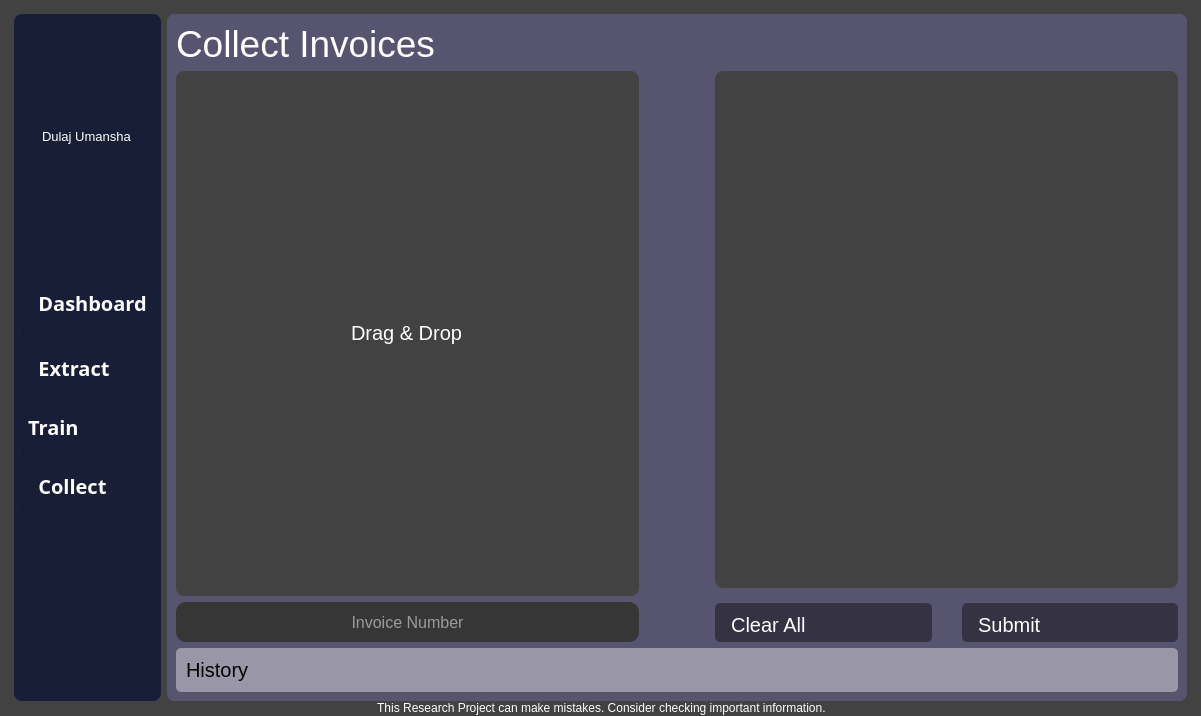
DulajUmansha/Invoice-Number-Mining, file __interface__/mainwindow.ui: the form before one commit.
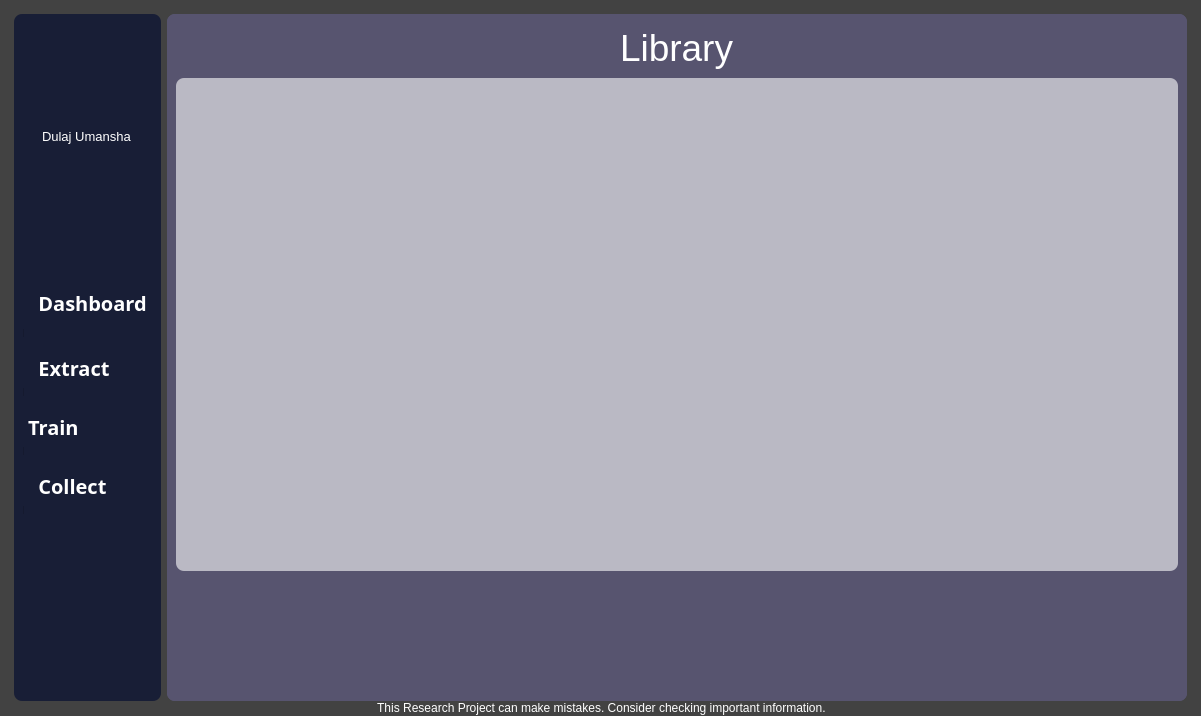
The form after the commit. Icons and pictures are not drawn.

What changed in the file:
```diff
--- a/__interface__/mainwindow.ui
+++ b/__interface__/mainwindow.ui
@@ -676,7 +676,7 @@
           <enum>QFrame::Raised</enum>
          </property>
          <property name="currentIndex">
-          <number>3</number>
+          <number>6</number>
          </property>
          <widget class="QWidget" name="page_dashboard">
           <layout class="QGridLayout" name="gridLayout_5">
@@ -1364,7 +1364,7 @@
 }</string>
              </property>
              <property name="text">
-              <string>History</string>
+              <string>Library</string>
              </property>
              <property name="icon">
               <iconset resource="resource.qrc">
@@ -1388,6 +1388,84 @@
          </widget>
          <widget class="QWidget" name="page_settings"/>
          <widget class="QWidget" name="page_account"/>
+         <widget class="QWidget" name="page_ocrLibrary">
+          <layout class="QGridLayout" name="gridLayout_21">
+           <item row="2" column="0">
+            <widget class="QListWidget" name="library_listWidget">
+             <property name="sizePolicy">
+              <sizepolicy hsizetype="Expanding" vsizetype="Preferred">
+               <horstretch>0</horstretch>
+               <verstretch>2</verstretch>
+              </sizepolicy>
+             </property>
+             <property name="dragDropMode">
+              <enum>QAbstractItemView::NoDragDrop</enum>
+             </property>
+             <property name="selectionMode">
+              <enum>QAbstractItemView::SingleSelection</enum>
+             </property>
+             <property name="selectionBehavior">
+              <enum>QAbstractItemView::SelectRows</enum>
+             </property>
+             <property name="iconSize">
+              <size>
+               <width>100</width>
+               <height>100</height>
+              </size>
+             </property>
+             <property name="flow">
+              <enum>QListView::LeftToRight</enum>
+             </property>
+             <property name="resizeMode">
+              <enum>QListView::Adjust</enum>
+             </property>
+             <property name="viewMode">
+              <enum>QListView::IconMode</enum>
+             </property>
+             <property name="itemAlignment">
+              <set>Qt::AlignCenter</set>
+             </property>
+            </widget>
+           </item>
+           <item row="0" column="0" alignment="Qt::AlignHCenter">
+            <widget class="QLabel" name="label_15">
+             <property name="sizePolicy">
+              <sizepolicy hsizetype="Preferred" vsizetype="Preferred">
+               <horstretch>0</horstretch>
+               <verstretch>1</verstretch>
+              </sizepolicy>
+             </property>
+             <property name="font">
+              <font>
+               <pointsize>28</pointsize>
+              </font>
+             </property>
+             <property name="text">
+              <string>Library</string>
+             </property>
+            </widget>
+           </item>
+           <item row="1" column="0">
+            <widget class="QFrame" name="frame_2">
+             <property name="sizePolicy">
+              <sizepolicy hsizetype="Expanding" vsizetype="Expanding">
+               <horstretch>0</horstretch>
+               <verstretch>10</verstretch>
+              </sizepolicy>
+             </property>
+             <property name="styleSheet">
+              <string notr="true">background-color: rgba(255, 255, 255, 150);</string>
+             </property>
+             <property name="frameShape">
+              <enum>QFrame::StyledPanel</enum>
+             </property>
+             <property name="frameShadow">
+              <enum>QFrame::Raised</enum>
+             </property>
+            </widget>
+           </item>
+          </layout>
+         </widget>
         </widget>
        </item>
       </layout>
```
Left out of the diff: 2 changed lines with no effect on the pictures.
